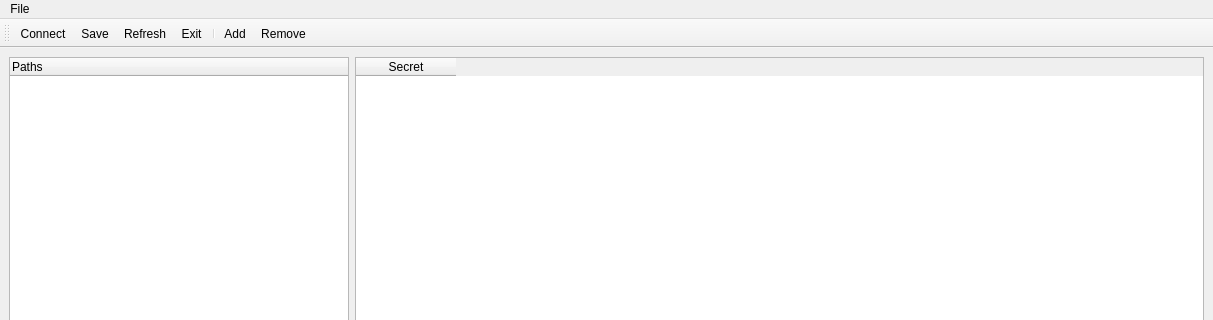
This is vaultkee/ui/main.ui in ShadowApex/vaultkee as Qt 5 draws it before an edit; both pictures show x 0 to 1213 and y 0 to 320 of the 1213 by 769 pixel window. The edited form follows.
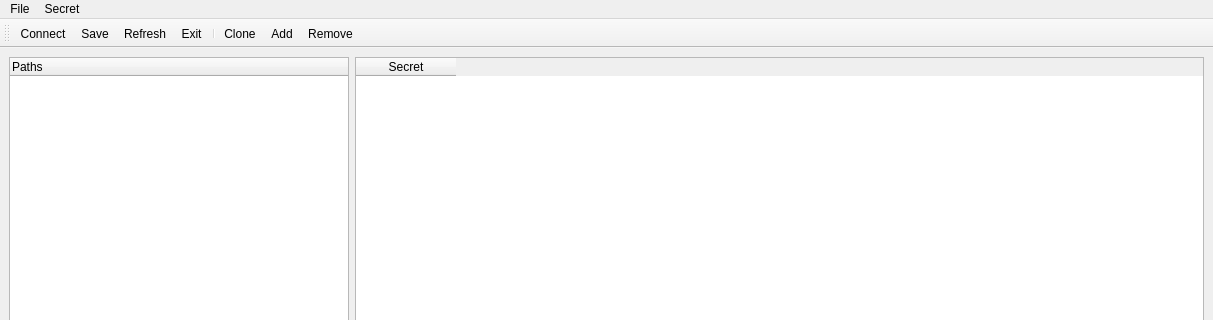
This is the edited form. Icons and pictures are not drawn.

Commit message: Add ability to add and delete secrets

What changed in the file:
```diff
--- a/vaultkee/ui/main.ui
+++ b/vaultkee/ui/main.ui
@@ -159,7 +159,17 @@
     <addaction name="actionNew"/>
     <addaction name="actionExit"/>
    </widget>
+   <widget class="QMenu" name="menuSecret">
+    <property name="title">
+     <string>Secret</string>
+    </property>
+    <addaction name="actionClone"/>
+    <addaction name="separator"/>
+    <addaction name="actionAdd"/>
+    <addaction name="actionRemove"/>
+   </widget>
    <addaction name="menuFile"/>
+   <addaction name="menuSecret"/>
   </widget>
   <widget class="QStatusBar" name="statusbar">
    <property name="enabled">
@@ -187,6 +197,7 @@
    <addaction name="actionRefresh"/>
    <addaction name="actionExit"/>
    <addaction name="separator"/>
+   <addaction name="actionClone"/>
    <addaction name="actionAdd"/>
    <addaction name="actionRemove"/>
   </widget>
@@ -196,7 +207,7 @@
      <normaloff>../resources/exit.png</normaloff>../resources/exit.png</iconset>
    </property>
    <property name="text">
-    <string>Exit</string>
+    <string>E&amp;xit</string>
    </property>
   </action>
   <action name="actionNew">
@@ -219,7 +230,7 @@
      <normaloff>../resources/connect.png</normaloff>../resources/connect.png</iconset>
    </property>
    <property name="text">
-    <string>Connect</string>
+    <string>&amp;Connect...</string>
    </property>
    <property name="toolTip">
     <string>Connect</string>
@@ -243,7 +254,7 @@
      <normaloff>../resources/add.png</normaloff>../resources/add.png</iconset>
    </property>
    <property name="text">
-    <string>Add</string>
+    <string>&amp;Add</string>
    </property>
    <property name="toolTip">
     <string>Add</string>
@@ -255,10 +266,28 @@
      <normaloff>../resources/delete.png</normaloff>../resources/delete.png</iconset>
    </property>
    <property name="text">
-    <string>Remove</string>
+    <string>&amp;Remove</string>
    </property>
    <property name="toolTip">
     <string>Remove</string>
+   </property>
+   <property name="shortcut">
+    <string>Ctrl+D</string>
+   </property>
+  </action>
+  <action name="actionClone">
+   <property name="icon">
+    <iconset>
+     <normaloff>../resources/copy.png</normaloff>../resources/copy.png</iconset>
+   </property>
+   <property name="text">
+    <string>&amp;Clone</string>
+   </property>
+   <property name="toolTip">
+    <string>Clones the selected secret</string>
+   </property>
+   <property name="shortcut">
+    <string>Ctrl+C</string>
    </property>
   </action>
  </widget>
```
Left out of the diff: 15 changed lines with no effect on the pictures. The commit also changes 5 other files.
